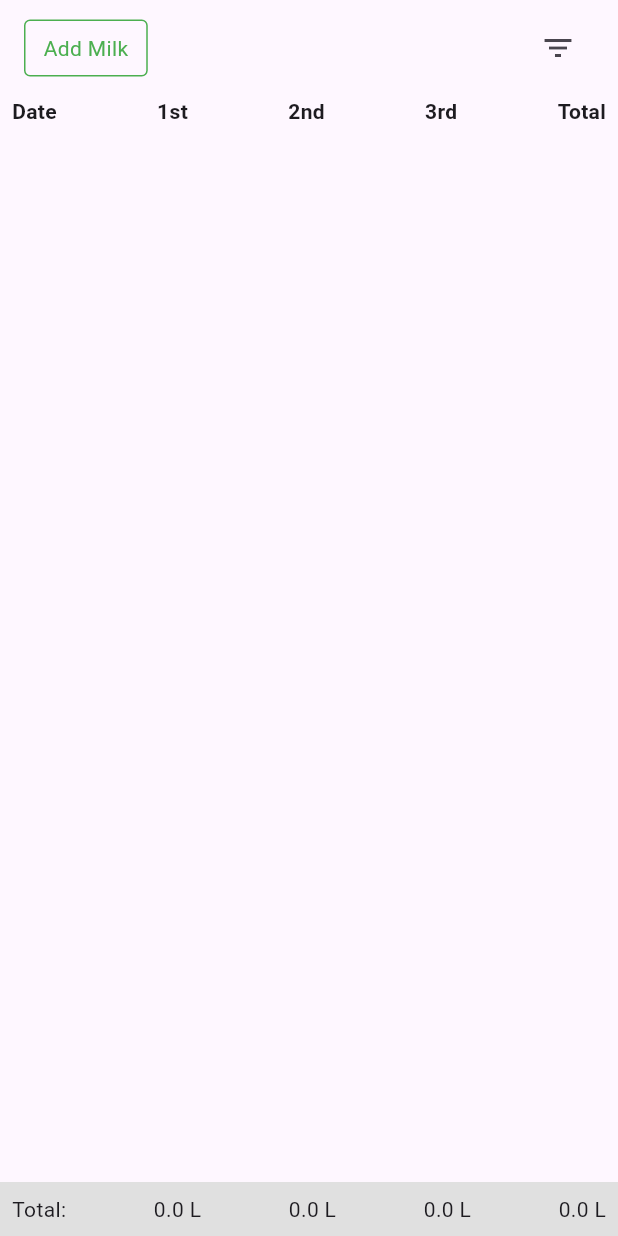
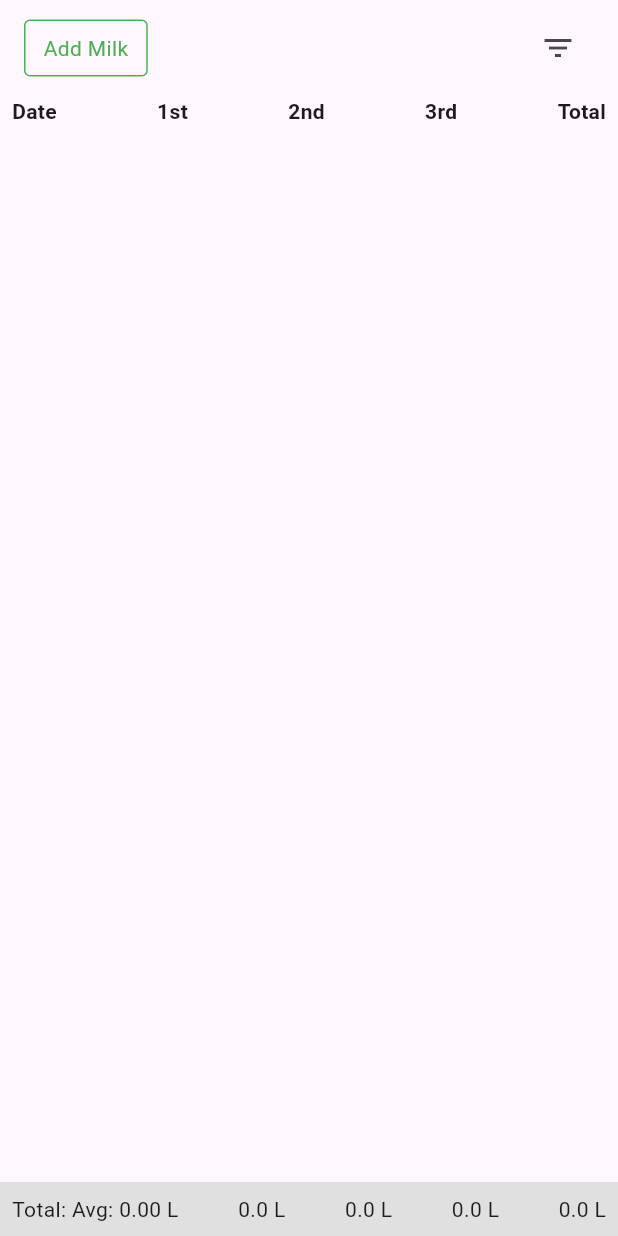
Before and after one commit to khuram2025/channab_farm, a Flutter app: the MilkingTab widget shown alone on an empty page, opened directly with empty values, on a phone screen of 412 x 824 dp. Run offline on Flutter 3.47's test engine with Material 2 defaults, Android fonts, the light colour scheme and no system bars; our stand-ins replace image_picker.

Commit message:
working with milk list in mobile app

```diff
--- a/lib/widgets/milkingTab.dart
+++ b/lib/widgets/milkingTab.dart
@@ -18,6 +18,7 @@ class MilkingTab extends StatefulWidget {
 class _MilkingTabState extends State<MilkingTab> {
   String currentFilter = 'this_month';
   List<dynamic> filteredMilkRecords = [];
+  double averageMilkPerDay = 0.0;
 
   @override
   void initState() {
@@ -25,16 +26,21 @@ class _MilkingTabState extends State<MilkingTab> {
     filteredMilkRecords = widget.milkRecords; // Initialize with all records
   }
 
+  // Inside MilkingTab class, after fetching milk records
   void _fetchMilkRecords(String filter) async {
     try {
       var data = await widget.apiService.fetchMilkRecords(widget.animalId, filter);
       setState(() {
         filteredMilkRecords = data['milk_records'];
+        // Assuming the backend sends 'average_milk_per_day' in the response
+        averageMilkPerDay = data['average_milk_per_day'] ?? 0.0; // Updated line
+        print("Average Milk Per Day: $averageMilkPerDay liters"); // Or display it in UI
       });
     } catch (e) {
       print('Error fetching milk records with filter $filter: $e');
     }
   }
+
 
   void _onFilterSelected(String filter) {
     print("Filter changed to: $filter"); // Print to console
@@ -62,11 +68,14 @@ class _MilkingTabState extends State<MilkingTab> {
       var data = await widget.apiService.fetchMilkRecordsWithCustomRange(widget.animalId, startDate, endDate);
       setState(() {
         filteredMilkRecords = data['milk_records'];
+        averageMilkPerDay = data['average_milk_per_day'] ?? 0.0; // Updated line
+        print("Average Milk Per Day: $averageMilkPerDay liters"); // Display in UI
       });
     } catch (e) {
       print('Error fetching milk records with custom date range: $e');
     }
   }
+
 
 
 
@@ -149,7 +158,7 @@ class _MilkingTabState extends State<MilkingTab> {
             child: Row(
               mainAxisAlignment: MainAxisAlignment.spaceBetween,
               children: [
-                Text('Total:'),
+                Text('Total: Avg: ${averageMilkPerDay.toStringAsFixed(2)} L'),
                 Text('${totalFirst.toStringAsFixed(1)} L'), // Total for first
                 Text('${totalSecond.toStringAsFixed(1)} L'), // Total for second
                 Text('${totalThird.toStringAsFixed(1)} L'), // Total for third
```
